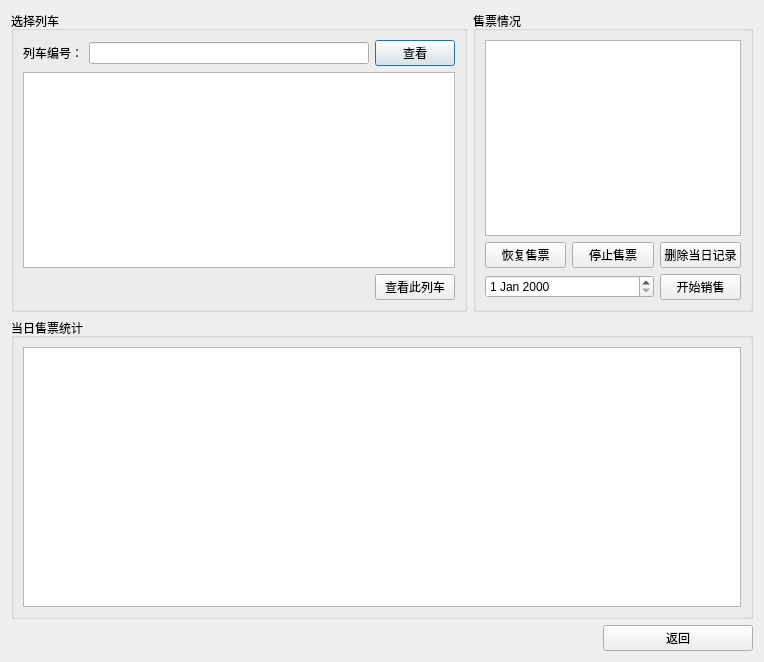
First picture: the form in Ticket/querytraindialog.ui, repository idy002/ticket, before the edit.
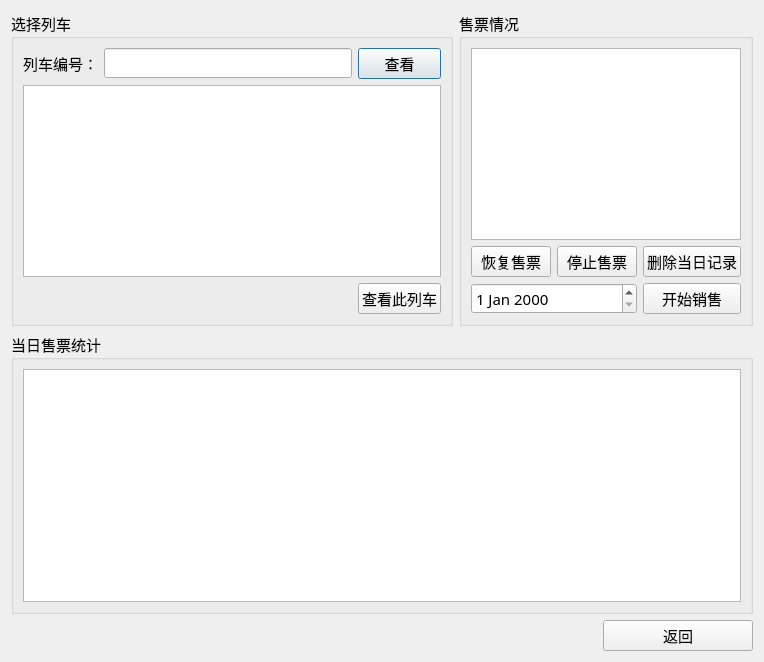
Second picture: the form after the edit.

Diff of the .ui file:
```diff
--- a/Ticket/querytraindialog.ui
+++ b/Ticket/querytraindialog.ui
@@ -30,15 +30,34 @@
     <layout class="QGridLayout" name="gridLayout_4">
      <item row="0" column="0">
       <widget class="QGroupBox" name="groupBox">
+       <property name="font">
+        <font>
+         <family>华文楷体</family>
+         <pointsize>11</pointsize>
+        </font>
+       </property>
        <property name="title">
         <string>选择列车</string>
        </property>
        <layout class="QGridLayout" name="gridLayout">
         <item row="1" column="0" colspan="3">
-         <widget class="QListWidget" name="trainListWidget"/>
+         <widget class="QListWidget" name="trainListWidget">
+          <property name="font">
+           <font>
+            <family>华文楷体</family>
+            <pointsize>11</pointsize>
+           </font>
+          </property>
+         </widget>
         </item>
         <item row="0" column="0">
          <widget class="QLabel" name="label">
+          <property name="font">
+           <font>
+            <family>华文楷体</family>
+            <pointsize>11</pointsize>
+           </font>
+          </property>
           <property name="text">
            <string>列车编号：</string>
           </property>
@@ -52,16 +71,35 @@
             <height>16777215</height>
            </size>
           </property>
+          <property name="font">
+           <font>
+            <family>华文楷体</family>
+            <pointsize>11</pointsize>
+           </font>
+          </property>
           <property name="text">
            <string>查看</string>
           </property>
          </widget>
         </item>
         <item row="0" column="1">
-         <widget class="QLineEdit" name="trainidLineEdit"/>
+         <widget class="QLineEdit" name="trainidLineEdit">
+          <property name="font">
+           <font>
+            <family>华文楷体</family>
+            <pointsize>11</pointsize>
+           </font>
+          </property>
+         </widget>
         </item>
         <item row="2" column="2">
          <widget class="QPushButton" name="pushButton_2">
+          <property name="font">
+           <font>
+            <family>华文楷体</family>
+            <pointsize>11</pointsize>
+           </font>
+          </property>
           <property name="text">
            <string>查看此列车</string>
           </property>
@@ -72,15 +110,34 @@
      </item>
      <item row="0" column="1">
       <widget class="QGroupBox" name="groupBox_2">
+       <property name="font">
+        <font>
+         <family>华文楷体</family>
+         <pointsize>11</pointsize>
+        </font>
+       </property>
        <property name="title">
         <string>售票情况</string>
        </property>
        <layout class="QGridLayout" name="gridLayout_2">
         <item row="0" column="0" colspan="3">
-         <widget class="QListWidget" name="dateListWidget"/>
+         <widget class="QListWidget" name="dateListWidget">
+          <property name="font">
+           <font>
+            <family>华文楷体</family>
+            <pointsize>11</pointsize>
+           </font>
+          </property>
+         </widget>
         </item>
         <item row="1" column="0">
          <widget class="QPushButton" name="restroePushButton">
+          <property name="font">
+           <font>
+            <family>华文楷体</family>
+            <pointsize>11</pointsize>
+           </font>
+          </property>
           <property name="text">
            <string>恢复售票</string>
           </property>
@@ -88,6 +145,12 @@
         </item>
         <item row="1" column="1">
          <widget class="QPushButton" name="stopPushButton">
+          <property name="font">
+           <font>
+            <family>华文楷体</family>
+            <pointsize>11</pointsize>
+           </font>
+          </property>
           <property name="text">
            <string>停止售票</string>
           </property>
@@ -95,6 +158,12 @@
         </item>
         <item row="1" column="2">
          <widget class="QPushButton" name="delPushButton">
+          <property name="font">
+           <font>
+            <family>华文楷体</family>
+            <pointsize>11</pointsize>
+           </font>
+          </property>
           <property name="text">
            <string>删除当日记录</string>
           </property>
@@ -108,10 +177,22 @@
             <height>0</height>
            </size>
           </property>
+          <property name="font">
+           <font>
+            <family>华文楷体</family>
+            <pointsize>11</pointsize>
+           </font>
+          </property>
          </widget>
         </item>
         <item row="2" column="2">
          <widget class="QPushButton" name="startPushButton">
+          <property name="font">
+           <font>
+            <family>华文楷体</family>
+            <pointsize>11</pointsize>
+           </font>
+          </property>
           <property name="text">
            <string>开始销售</string>
           </property>
@@ -122,6 +203,12 @@
      </item>
      <item row="1" column="0" colspan="2">
       <widget class="QGroupBox" name="groupBox_3">
+       <property name="font">
+        <font>
+         <family>华文楷体</family>
+         <pointsize>11</pointsize>
+        </font>
+       </property>
        <property name="title">
         <string>当日售票统计</string>
        </property>
@@ -140,6 +227,12 @@
             <height>16777215</height>
            </size>
           </property>
+          <property name="font">
+           <font>
+            <family>华文楷体</family>
+            <pointsize>11</pointsize>
+           </font>
+          </property>
          </widget>
         </item>
        </layout>
@@ -155,6 +248,12 @@
        <height>16777215</height>
       </size>
      </property>
+     <property name="font">
+      <font>
+       <family>华文楷体</family>
+       <pointsize>11</pointsize>
+      </font>
+     </property>
      <property name="layoutDirection">
       <enum>Qt::RightToLeft</enum>
      </property>
```
